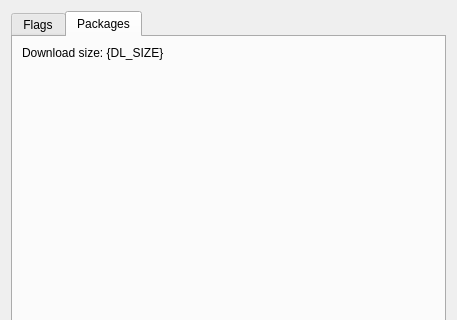
The window that ui/mod_settings.ui (ngld/old-knossos) describes before a commit, drawn with Qt 5; both pictures show x 0 to 457 and y 0 to 320 of the 457 by 587 pixel window.
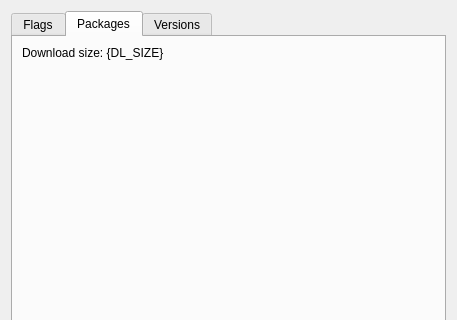
The same window after the commit. The open tabs and pages were chosen to show the change.

Commit message: * Improved the build system * Refactored repo storage (mods are now stored in ~/.knossos/mods.json) * Fix issues on Linux where FSO depends on missing libraries * Added the "executable" property to packages * Added a new condition type to packages: "bool" * Added code to make the converter download files from box.com * Added (experimental) version pinning for mods. * Fixed a few minor bugs.

Patch:
```diff
--- a/ui/mod_settings.ui
+++ b/ui/mod_settings.ui
@@ -61,6 +61,11 @@
        </item>
       </layout>
      </widget>
+     <widget class="QWidget" name="versionsTab">
+      <attribute name="title">
+       <string>Versions</string>
+      </attribute>
+     </widget>
     </widget>
    </item>
   </layout>
```
Left out of the diff: 2 changed lines with no effect on the pictures. The commit also changes 59 other files.
